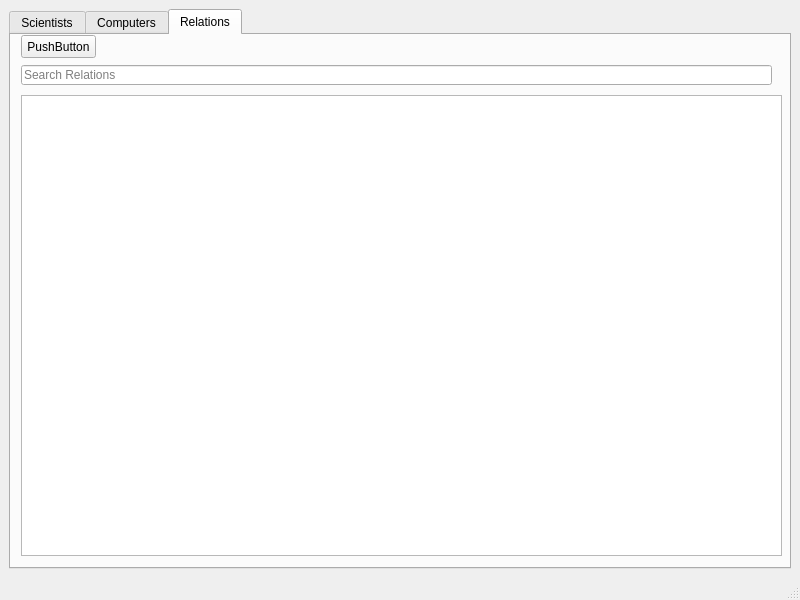
This is src/ui/mainwindow.ui in TheFightingMongeese/Vika3 as Qt 5 draws it before an edit. The edited form follows.
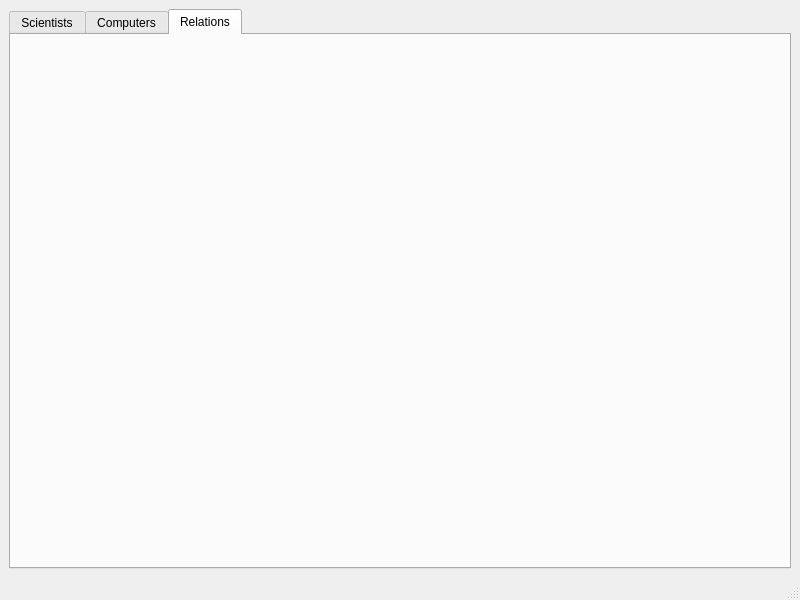
This is the edited form.

The edit to the form file:
```diff
--- a/src/ui/mainwindow.ui
+++ b/src/ui/mainwindow.ui
@@ -16,7 +16,7 @@
   <widget class="QWidget" name="centralwidget">
    <layout class="QVBoxLayout" name="verticalLayout_2">
     <item>
-     <widget class="QTabWidget" name="TabRelations">
+     <widget class="QTabWidget" name="Tabs">
       <property name="currentIndex">
        <number>2</number>
       </property>
@@ -122,46 +122,10 @@
         </item>
        </layout>
       </widget>
-      <widget class="QWidget" name="tab">
+      <widget class="QWidget" name="TabRelations">
        <attribute name="title">
         <string>Relations</string>
        </attribute>
-       <widget class="QTableWidget" name="tableWidget">
-        <property name="geometry">
-         <rect>
-          <x>10</x>
-          <y>60</y>
-          <width>761</width>
-          <height>461</height>
-         </rect>
-        </property>
-       </widget>
-       <widget class="QLineEdit" name="SearchRelations">
-        <property name="geometry">
-         <rect>
-          <x>10</x>
-          <y>30</y>
-          <width>751</width>
-          <height>20</height>
-         </rect>
-        </property>
-        <property name="placeholderText">
-         <string>Search Relations</string>
-        </property>
-       </widget>
-       <widget class="QPushButton" name="BtnAddRelations">
-        <property name="geometry">
-         <rect>
-          <x>10</x>
-          <y>0</y>
-          <width>75</width>
-          <height>23</height>
-         </rect>
-        </property>
-        <property name="text">
-         <string>PushButton</string>
-        </property>
-       </widget>
       </widget>
      </widget>
     </item>
```
Left out of the diff: 2 changed lines with no effect on the pictures.
